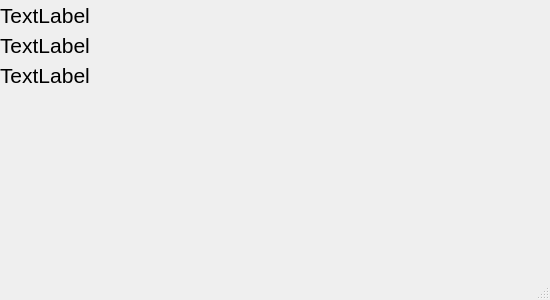
This is form.ui in sfgxdfdfg/hw-info as Qt 5 draws it before an edit. The edited form follows.
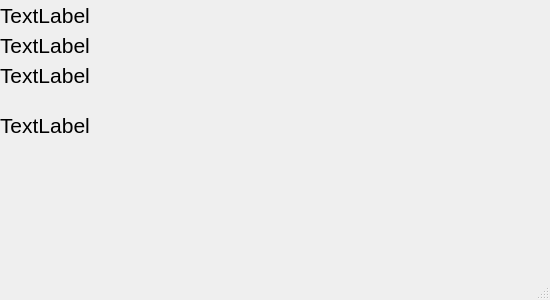
This is the edited form.

Commit message: Now it can read out your total ram

The edit to the form file:
```diff
--- a/form.ui
+++ b/form.ui
@@ -80,6 +80,24 @@
      <string>TextLabel</string>
     </property>
    </widget>
+   <widget class="QLabel" name="totalram">
+    <property name="geometry">
+     <rect>
+      <x>0</x>
+      <y>110</y>
+      <width>541</width>
+      <height>31</height>
+     </rect>
+    </property>
+    <property name="font">
+     <font>
+      <pointsize>16</pointsize>
+     </font>
+    </property>
+    <property name="text">
+     <string>TextLabel</string>
+    </property>
+   </widget>
   </widget>
   <widget class="QMenuBar" name="menuBar">
    <property name="geometry">
```
The commit also changes 2 other files.
